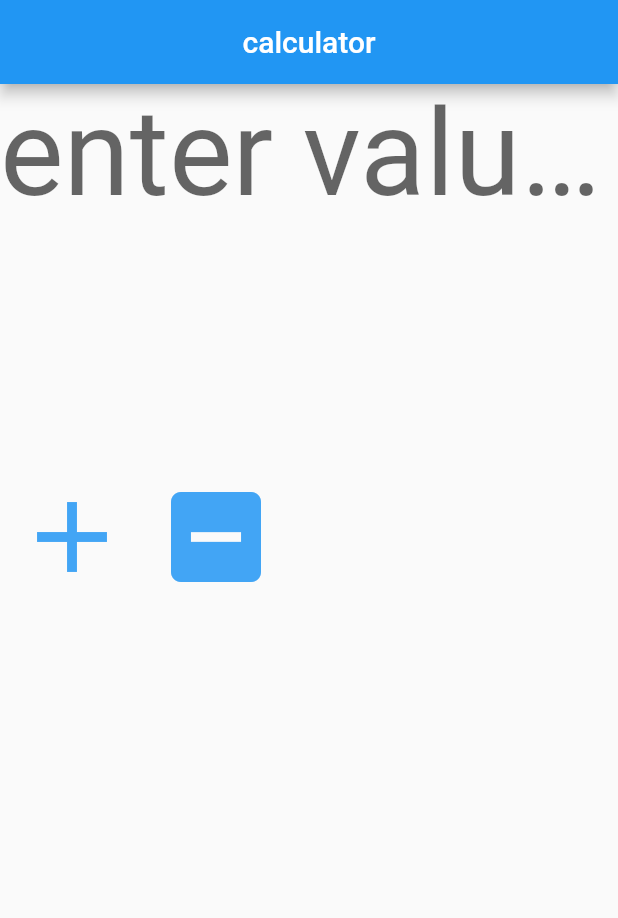
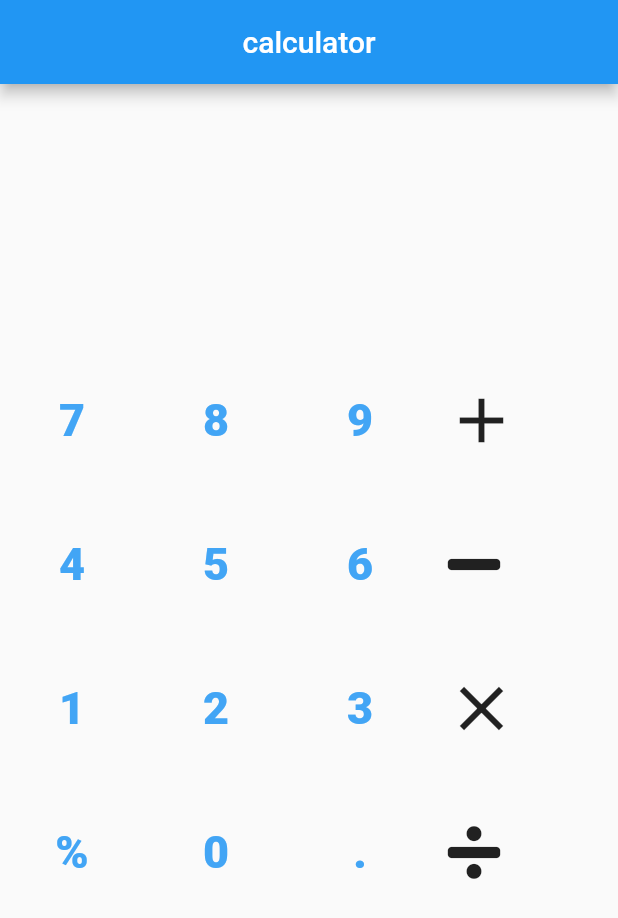
Before and after one commit to ajaydatla/calculator, a Flutter app: the screen it shows after launch, after a tap on the "add" icon, on a phone screen of 412 x 824 dp. Shown: the top 918 px of the screen. Run offline on Flutter 3.47's test engine with Material 2 defaults, Android fonts, the phone set to English and light mode, and no system bars; our stand-ins replace font_awesome_flutter.

Commit message:
nubers added

```diff
--- a/lib/main.dart
+++ b/lib/main.dart
@@ -1,4 +1,5 @@
 import 'package:flutter/material.dart';
+import 'package:font_awesome_flutter/font_awesome_flutter.dart';
 
 void main() {
   runApp(MainScreen());
@@ -7,6 +8,7 @@ void main() {
 class HomeState extends State<MainScreen> {
 
   final TextEditingController _digitOneController = new TextEditingController();
+
 
   @override
   Widget build(BuildContext context) {
@@ -21,42 +23,228 @@ class HomeState extends State<MainScreen> {
         body: Container(
           child: ListView(
             children: <Widget>[
-//                  Divider(
-//                    height: 300.0,
-//                  ),
-              TextField(
-                decoration:
-                    InputDecoration.collapsed(hintText: 'enter valuess'),
-                keyboardType: TextInputType.number,
-                controller: _digitOneController,
-                style: TextStyle(
-//                      height: 3.0,
-
-                  color: Colors.black,
-                  fontSize: 80.0,
-//                    textBaseline: TextBaseline.alphabetic
-                ),
+              Text(
+                ''
               ),
-//              Divider(
-//                height: 200.0,
-//                color: Color(5),
-//              ),
               new Padding(padding: EdgeInsets.all(80.0)),
               Row(
                 children: <Widget>[
+
+                  IconButton(
+                    icon: new Text(
+                      '7',
+                      style: new TextStyle(
+
+                          fontSize: 30.0,
+                          fontWeight: FontWeight.w800,
+                          color: Colors.blue.shade400),
+                    ),
+                    onPressed: () => addition(7),
+                    iconSize: 80.0,
+
+
+                  ),
+                  IconButton(
+                    icon: new Text(
+                      '8',
+                      style: new TextStyle(
+
+                          fontSize: 30.0,
+                          fontWeight: FontWeight.w800,
+                          color: Colors.blue.shade400),
+                    ),
+                    onPressed: () => addition(8),
+                    iconSize: 80.0,
+
+
+                  ),
+                  IconButton(
+                    icon: new Text(
+                      '9',
+                      style: new TextStyle(
+
+                          fontSize: 30.0,
+                          fontWeight: FontWeight.w800,
+                          color: Colors.blue.shade400),
+                    ),
+                    onPressed: () => addition(9),
+                    iconSize: 80.0,
+
+
+                  ),
                   IconButton(
                     icon: Icon(Icons.add),
-                    onPressed: addition,
+                    onPressed: () => addition(9),
+                    iconSize: 50.0,
+
+
+                  ),
+
+                ],
+              ),
+              Row(
+                children: <Widget>[
+
+                  IconButton(
+                    icon: new Text(
+                      '4',
+                      style: new TextStyle(
+
+                          fontSize: 30.0,
+                          fontWeight: FontWeight.w800,
+                          color: Colors.blue.shade400),
+                    ),
+                    onPressed: () => addition(4),
                     iconSize: 80.0,
-                    color: Colors.blue.shade400,
+
+
                   ),
                   IconButton(
-                    icon: Icon(Icons.indeterminate_check_box),
-                    onPressed: substract,
+                    icon: new Text(
+                      '5',
+                      style: new TextStyle(
+
+                          fontSize: 30.0,
+                          fontWeight: FontWeight.w800,
+                          color: Colors.blue.shade400),
+                    ),
+                    onPressed: () => addition(5),
                     iconSize: 80.0,
 
-                    color: Colors.blue.shade400,
-                  )
+
+                  ),
+                  IconButton(
+                    icon: new Text(
+                      '6',
+                      style: new TextStyle(
+
+                          fontSize: 30.0,
+                          fontWeight: FontWeight.w800,
+                          color: Colors.blue.shade400),
+                    ),
+                    onPressed: () => addition(6),
+                    iconSize: 80.0,
+
+
+                  ),
+                  IconButton(
+                    icon: Icon(FontAwesomeIcons.minus),
+                    onPressed: () => addition(9),
+                    iconSize: 40.0,
+//                    color: Colors.blue,
+
+                  ),
+
+                ],
+              ),
+              Row(
+                children: <Widget>[
+
+                  IconButton(
+                    icon: new Text(
+                      '1',
+                      style: new TextStyle(
+
+                          fontSize: 30.0,
+                          fontWeight: FontWeight.w800,
+                          color: Colors.blue.shade400),
+                    ),
+                    onPressed: () => addition(1),
+                    iconSize: 80.0,
+
+
+                  ),
+                  IconButton(
+                    icon: new Text(
+                      '2',
+                      style: new TextStyle(
+
+                          fontSize: 30.0,
+                          fontWeight: FontWeight.w800,
+                          color: Colors.blue.shade400),
+                    ),
+                    onPressed: () => addition(2),
+                    iconSize: 80.0,
+
+
+                  ),
+                  IconButton(
+                    icon: new Text(
+                      '3',
+                      style: new TextStyle(
+
+                          fontSize: 30.0,
+                          fontWeight: FontWeight.w800,
+                          color: Colors.blue.shade400),
+                    ),
+                    onPressed: () => addition(3),
+                    iconSize: 80.0,
+
+
+                  ),
+                  IconButton(
+                    icon: Icon(Icons.clear),
+                    onPressed: () => addition(9),
+                    iconSize: 50.0,
+//                    color: Colors.blue,
+
+                  ),
+
+                ],
+              ),
+              Row(
+                children: <Widget>[
+
+                  IconButton(
+                    icon: new Text(
+                      '%',
+                      style: new TextStyle(
+
+                          fontSize: 30.0,
+                          fontWeight: FontWeight.w800,
+                          color: Colors.blue.shade400),
+                    ),
+                    onPressed: () => addition(100),
+                    iconSize: 80.0,
+
+
+                  ),
+                  IconButton(
+                    icon: new Text(
+                      '0',
+                      style: new TextStyle(
+
+                          fontSize: 30.0,
+                          fontWeight: FontWeight.w800,
+                          color: Colors.blue.shade400),
+                    ),
+                    onPressed: () => addition(0),
+                    iconSize: 80.0,
+
+
+                  ),
+                  IconButton(
+                    icon: new Text(
+                      '.',
+                      style: new TextStyle(
+
+                          fontSize: 30.0,
+                          fontWeight: FontWeight.w800,
+                          color: Colors.blue.shade400),
+                    ),
+                    onPressed: () => addition(10),
+                    iconSize: 80.0,
+
+
+                  ),
+                  IconButton(
+                    icon: Icon(FontAwesomeIcons.divide),
+                    onPressed: () => addition(9),
+                    iconSize: 40.0,
+//                    color: Colors.blue,
+
+                  ),
+
                 ],
               )
             ],
@@ -66,20 +254,10 @@ class HomeState extends State<MainScreen> {
     );
   }
 
-  void addition(){
-    setState(() {
-      double digitOne = double.parse(_digitOneController.text);
-      print(digitOne);
-      _digitOneController.text = _digitOneController.text + '+';
-    });
+  void addition(int val){
+   print(val);
   }
-  void substract(){
-    setState(() {
-      double digitOne = double.parse(_digitOneController.text);
-      print(digitOne);
-      _digitOneController.text = _digitOneController.text + '-';
-    });
-  }
+
 
 
 }
--- a/pubspec.yaml
+++ b/pubspec.yaml
@@ -8,6 +8,8 @@ dependencies:
   # The following adds the Cupertino Icons font to your application.
   # Use with the CupertinoIcons class for iOS style icons.
   cupertino_icons: ^0.1.2
+
+  font_awesome_flutter: ^7.1.0
 
 dev_dependencies:
   flutter_test:
```
Also changed, not shown: pubspec.lock.
